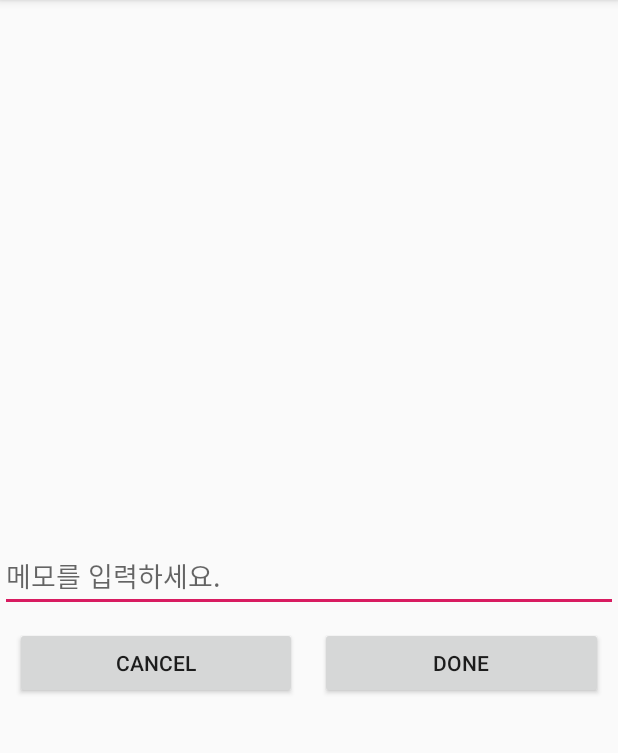
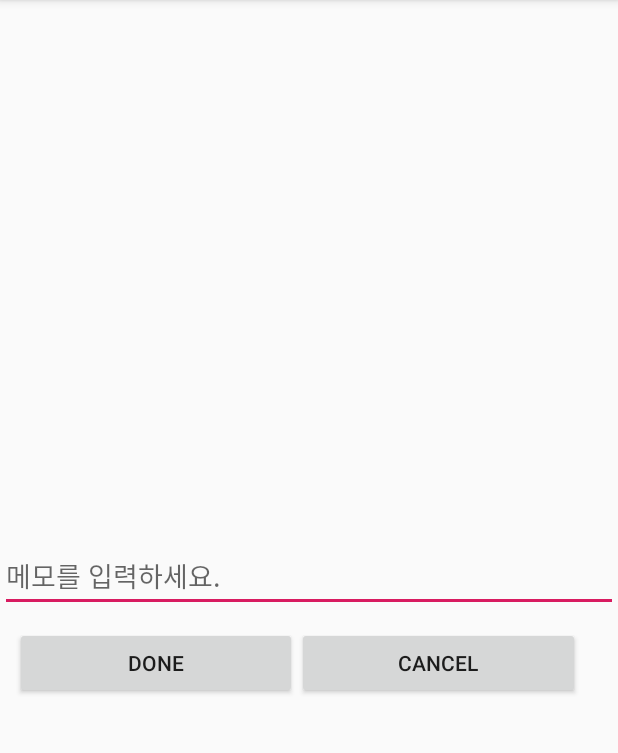
Before and after one commit to Lucas-one/MemoAppToy, an Android app: the AddActivity screen opened directly, with no data from a screen before it, on a phone screen of 412 x 824 dp, the part 84-837 px from its top. Run offline under Robolectric (Android 15) with nearby library versions, the phone set to English and light mode, and no system bars; our stand-ins replace data binding.

```diff
--- a/app/src/main/java/com/example/memotoy/AddActivity.java
+++ b/app/src/main/java/com/example/memotoy/AddActivity.java
@@ -1,6 +1,7 @@
 package com.example.memotoy;
 
 import androidx.appcompat.app.AppCompatActivity;
+import androidx.databinding.DataBindingUtil;
 
 import android.content.Intent;
 import android.os.Bundle;
@@ -8,24 +9,26 @@ import android.view.View;
 import android.widget.EditText;
 import android.widget.Toast;
 
+import com.example.memotoy.databinding.ActivityAddBinding;
+
 import java.text.SimpleDateFormat;
 import java.util.Date;
 
 public class AddActivity extends AppCompatActivity {
 
-    EditText editText;
 
+    private ActivityAddBinding binding;
     @Override
     protected void onCreate(Bundle savedInstanceState) {
         super.onCreate(savedInstanceState);
-        setContentView(R.layout.activity_add);
+        //setContentView(R.layout.activity_add);
+        binding = DataBindingUtil.setContentView(this, R.layout.activity_add);
+        //editText = findViewById(R.id.editMemo);
 
-        editText = findViewById(R.id.editMemo);
-
-        findViewById(R.id.btnDone).setOnClickListener(new View.OnClickListener() {
+        binding.btnDone.setOnClickListener(new View.OnClickListener() {
             @Override
             public void onClick(View v) {
-                String str = editText.getText().toString();
+                String str = binding.editMemo.getText().toString();
 
                 if(str.length() > 0){
                     Date date = new Date();
@@ -44,7 +47,7 @@ public class AddActivity extends AppCompatActivity {
             }
         });
 
-        findViewById(R.id.btnNo).setOnClickListener(new View.OnClickListener() {
+        binding.btnNo.setOnClickListener(new View.OnClickListener() {
             @Override
             public void onClick(View v) {
                 finish();
--- a/app/src/main/res/layout/activity_add.xml
+++ b/app/src/main/res/layout/activity_add.xml
@@ -1,7 +1,10 @@
 <?xml version="1.0" encoding="utf-8"?>
-<RelativeLayout xmlns:android="http://schemas.android.com/apk/res/android"
+<layout
+    xmlns:android="http://schemas.android.com/apk/res/android"
     xmlns:app="http://schemas.android.com/apk/res-auto"
-    xmlns:tools="http://schemas.android.com/tools"
+    xmlns:tools="http://schemas.android.com/tools">
+
+    <RelativeLayout
         android:layout_width="match_parent"
         android:layout_height="match_parent"
         tools:context=".AddActivity">
@@ -21,6 +24,13 @@
             android:orientation="horizontal">
 
             <Button
+                android:id="@+id/btnDone"
+                android:layout_width="0dp"
+                android:layout_height="wrap_content"
+                android:layout_weight="1"
+                android:text="done"/>
+
+            <Button
                 android:id="@+id/btnNo"
                 android:layout_marginRight="15dp"
                 android:layout_width="0dp"
@@ -28,13 +38,9 @@
                 android:layout_weight="1"
                 android:text="cancel"/>
 
-        <Button
-            android:id="@+id/btnDone"
-            android:layout_width="0dp"
-            android:layout_height="wrap_content"
-            android:layout_weight="1"
-            android:text="done"/>
+
 
         </LinearLayout>
 
     </RelativeLayout>
+</layout>
```
Also changed, not shown: app/build.gradle (+9 -0 lines), app/src/main/java/com/example/memotoy/AppDatabase.java (added, +9 -0 lines), app/src/main/java/com/example/memotoy/MainActivity.java (+62 -25 lines), app/src/main/java/com/example/memotoy/Memo.java (+31 -29 lines), app/src/main/java/com/example/memotoy/MemoDao.java (added, +35 -0 lines), app/src/main/res/layout/activity_main.xml (+8 -3 lines). Lines whose indentation alone changed are shown as unchanged.
